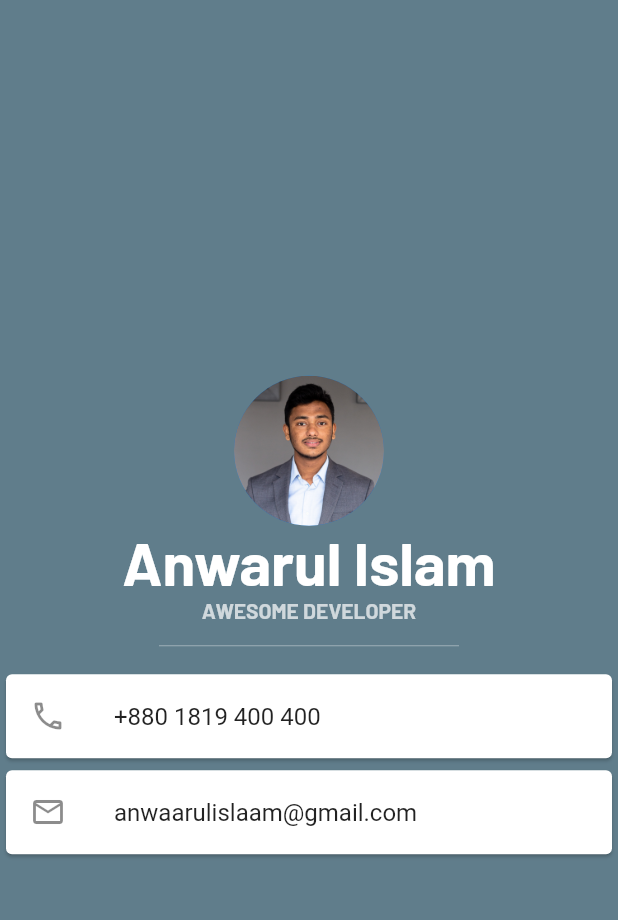
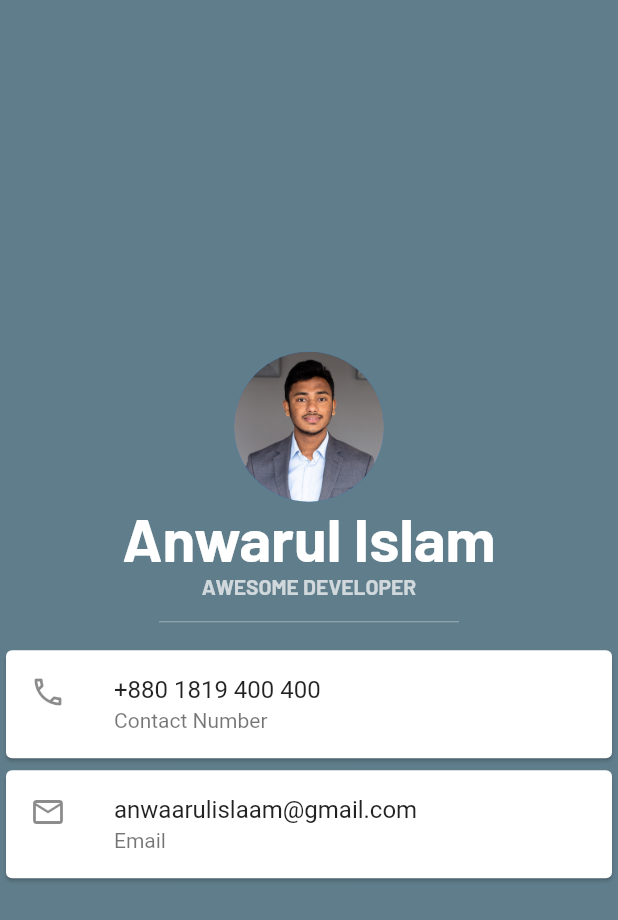
Before and after one commit to anwarulislam/my-flutter-card, a Flutter app: the screen it shows after launch, on a phone screen of 412 x 824 dp. Shown: the top 920 px of the screen. Run offline on Flutter 3.47's test engine with Material 2 defaults, Android fonts, the phone set to English and light mode, and no system bars; our stand-ins replace wakelock.

Commit message:
a bit changing with the tiles

```diff
--- a/lib/main.dart
+++ b/lib/main.dart
@@ -51,12 +51,14 @@ class MyApp extends StatelessWidget {
                 child: ListTile(
                   leading: Icon(Icons.phone_outlined),
                   title: Text('+880 1819 400 400'),
+                  subtitle: Text('Contact Number'),
                 ),
               ),
               Card(
                 child: ListTile(
                   leading: Icon(Icons.email_outlined),
                   title: Text('anwaarulislaam@gmail.com'),
+                  subtitle: Text('Email'),
                 ),
               ),
             ],
```
